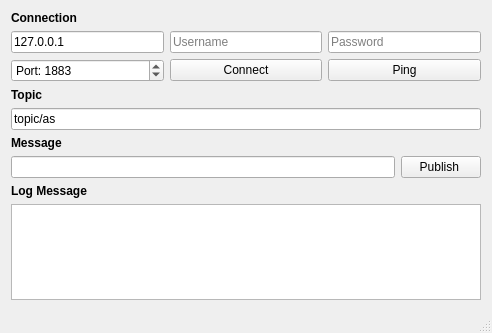
Before: the Qt Designer form MQTT_Publisher/mainwindow.ui in thetechinsight/qtmqtt-client-sample, drawn with Qt 5.
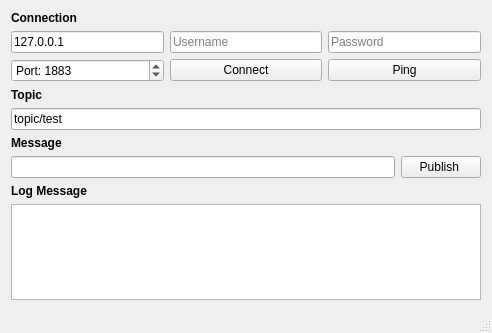
After: the same form once the commit is applied.

Diff of the .ui file:
```diff
--- a/MQTT_Publisher/mainwindow.ui
+++ b/MQTT_Publisher/mainwindow.ui
@@ -114,7 +114,7 @@
     <item>
      <widget class="QLineEdit" name="topic_Lineedit">
       <property name="text">
-       <string>topic/as</string>
+       <string>topic/test</string>
       </property>
      </widget>
     </item>
```
